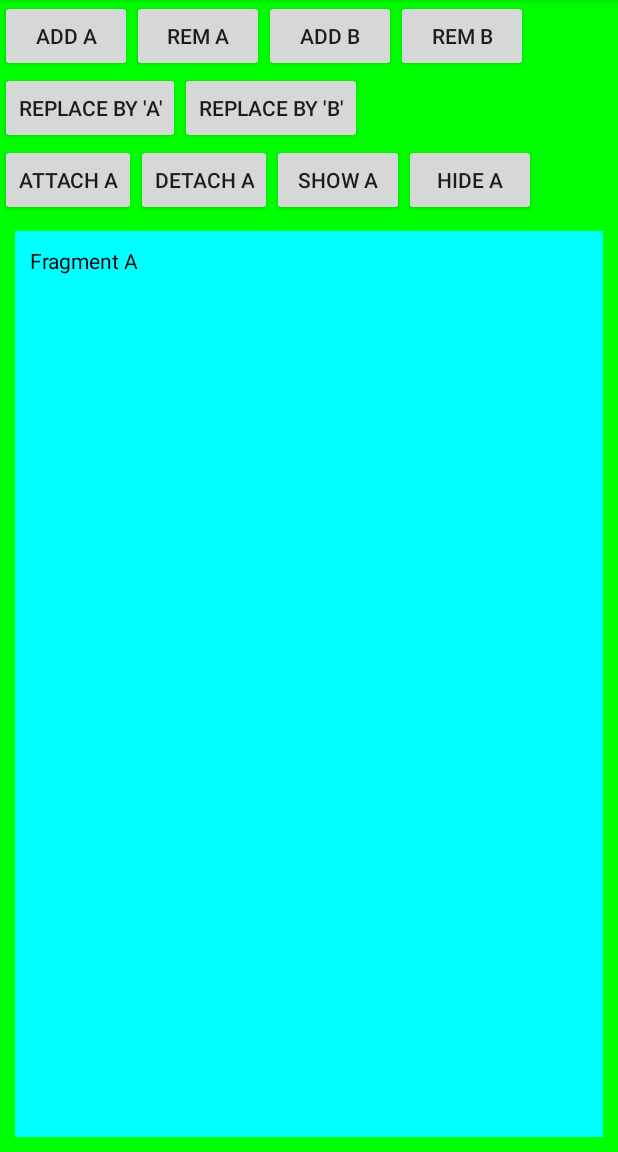
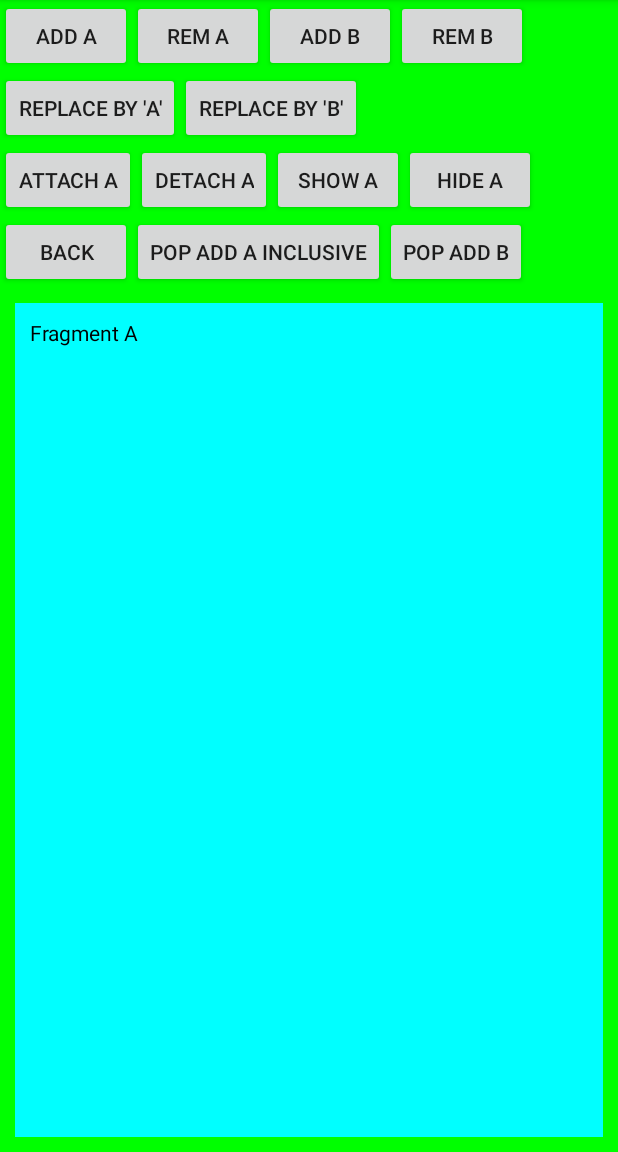
Before and after one commit to fffrowies/FragmentTest2, an Android app: the fragment FragmentA placed in its activity, after a tap on "REM A", on a phone screen of 412 x 824 dp, the part 84-1236 px from its top. Run offline under Robolectric (Android 15) with nearby library versions, the phone set to English and light mode, and no system bars.

Commit message:
Initial Project Setup

```diff
--- a/app/src/main/java/com/fffrowies/fragmenttest2/FragmentA.java
+++ b/app/src/main/java/com/fffrowies/fragmenttest2/FragmentA.java
@@ -1,8 +1,6 @@
 package com.fffrowies.fragmenttest2;
 
-import android.content.Context;
 import android.os.Bundle;
-import android.support.annotation.Nullable;
 import android.support.v4.app.Fragment;
 import android.util.Log;
 import android.view.LayoutInflater;
@@ -21,70 +19,10 @@ public class FragmentA extends Fragment {
     }
 
     @Override
-    public void onAttach(Context context) {
-        super.onAttach(context);
-        Log.i(TAG, "onAttach()");
-    }
-
-    @Override
-    public void onCreate(@Nullable Bundle savedInstanceState) {
-        super.onCreate(savedInstanceState);
-        Log.i(TAG, "onCreate()");
-    }
-
-    @Override
     public View onCreateView(LayoutInflater inflater, ViewGroup container,
                              Bundle savedInstanceState) {
         // Inflate the layout for this fragment
         Log.i(TAG, "onCreateView()");
         return inflater.inflate(R.layout.fragment_a, container, false);
     }
-
-    @Override
-    public void onActivityCreated(@Nullable Bundle savedInstanceState) {
-        super.onActivityCreated(savedInstanceState);
-        Log.i(TAG, "onActivityCreated()");
-    }
-
-    @Override
-    public void onStart() {
-        super.onStart();
-        Log.i(TAG, "onStart()");
-    }
-
-    @Override
-    public void onResume() {
-        super.onResume();
-        Log.i(TAG, "onResume()");
-    }
-
-    @Override
-    public void onPause() {
-        super.onPause();
-        Log.i(TAG, "onPause()");
-    }
-
-    @Override
-    public void onStop() {
-        super.onStop();
-        Log.i(TAG, "onStop()");
-    }
-
-    @Override
-    public void onDestroyView() {
-        super.onDestroyView();
-        Log.i(TAG, "onDestroyView()");
-    }
-
-    @Override
-    public void onDestroy() {
-        super.onDestroy();
-        Log.i(TAG, "onDestroy()");
-    }
-
-    @Override
-    public void onDetach() {
-        super.onDetach();
-        Log.i(TAG, "onDetach()");
-    }
 }
--- a/app/src/main/java/com/fffrowies/fragmenttest2/MainActivity.java
+++ b/app/src/main/java/com/fffrowies/fragmenttest2/MainActivity.java
@@ -4,10 +4,11 @@ import android.support.v4.app.FragmentManager;
 import android.support.v4.app.FragmentTransaction;
 import android.support.v7.app.AppCompatActivity;
 import android.os.Bundle;
+import android.util.Log;
 import android.view.View;
 import android.widget.Toast;
 
-public class MainActivity extends AppCompatActivity {
+public class MainActivity extends AppCompatActivity implements FragmentManager.OnBackStackChangedListener {
 
     private static final String TAG = MainActivity.class.getSimpleName();
 
@@ -19,23 +20,24 @@ public class MainActivity extends AppCompatActivity {
         setContentView(R.layout.activity_main);
 
         manager = getSupportFragmentManager();
+        manager.addOnBackStackChangedListener(this);
     }
 
     public void addFragmentA(View view) {
-
         FragmentA fragmentA = new FragmentA();
 
         FragmentTransaction transaction = manager.beginTransaction();
         transaction.add(R.id.container, fragmentA, "fragA");
+        transaction.addToBackStack("AddFragA");
         transaction.commit();
     }
 
     public void removeFragmentA(View view) {
-
         FragmentA fragmentA = (FragmentA) manager.findFragmentByTag("fragA");
         FragmentTransaction transaction = manager.beginTransaction();
         if (fragmentA != null) {
             transaction.remove(fragmentA);
+            transaction.addToBackStack("RemFragA");
             transaction.commit();
         } else {
             Toast.makeText(this, "Fragment A not Found", Toast.LENGTH_SHORT).show();
@@ -43,20 +45,20 @@ public class MainActivity extends AppCompatActivity {
     }
 
     public void addFragmentB(View view) {
-
         FragmentB fragmentB = new FragmentB();
 
         FragmentTransaction transaction = manager.beginTransaction();
         transaction.add(R.id.container, fragmentB, "fragB");
+        transaction.addToBackStack("AddFragB");
         transaction.commit();
     }
 
     public void removeFragmentB(View view) {
-
         FragmentB fragmentB = (FragmentB) manager.findFragmentByTag("fragB");
         FragmentTransaction transaction = manager.beginTransaction();
         if (fragmentB != null) {
             transaction.remove(fragmentB);
+            transaction.addToBackStack("RemFragB");
             transaction.commit();
         } else {
             Toast.makeText(this, "Fragment B not Found", Toast.LENGTH_SHORT).show();
@@ -64,28 +66,28 @@ public class MainActivity extends AppCompatActivity {
     }
 
     public void replaceByFragmentA(View view) {
-
         FragmentA fragmentA = new FragmentA();
         FragmentTransaction transaction = manager.beginTransaction();
         transaction.replace(R.id.container, fragmentA, "fragA");
+        transaction.addToBackStack("RepByFragA");
         transaction.commit();
     }
 
     public void replaceByFragmentB(View view) {
-
         FragmentB fragmentB = new FragmentB();
         FragmentTransaction transaction = manager.beginTransaction();
         transaction.replace(R.id.container, fragmentB, "fragB");
+        transaction.addToBackStack("RepByFragB");
         transaction.commit();
     }
 
     public void attachFragmentA(View view) {
-
         FragmentA fragmentA = (FragmentA) manager.findFragmentByTag("fragA");
         FragmentTransaction transaction = manager.beginTransaction();
 
         if (fragmentA != null) {
             transaction.attach(fragmentA);
+            transaction.addToBackStack("AttachFragA");
             transaction.commit();
         } else {
             Toast.makeText(this, "Fragment A not Found", Toast.LENGTH_SHORT).show();
@@ -93,12 +95,12 @@ public class MainActivity extends AppCompatActivity {
     }
 
     public void detachFragmentA(View view) {
-
         FragmentA fragmentA = (FragmentA) manager.findFragmentByTag("fragA");
         FragmentTransaction transaction = manager.beginTransaction();
 
         if (fragmentA != null) {
             transaction.detach(fragmentA);
+            transaction.addToBackStack("DetachFragA");
             transaction.commit();
         } else {
             Toast.makeText(this, "Fragment A not Found", Toast.LENGTH_SHORT).show();
@@ -106,12 +108,12 @@ public class MainActivity extends AppCompatActivity {
     }
 
     public void showFragmentA(View view) {
-
         FragmentA fragmentA = (FragmentA) manager.findFragmentByTag("fragA");
         FragmentTransaction transaction = manager.beginTransaction();
 
         if (fragmentA != null) {
             transaction.show(fragmentA);
+            transaction.addToBackStack("ShowFragA");
             transaction.commit();
         } else {
             Toast.makeText(this, "Fragment A not Found", Toast.LENGTH_SHORT).show();
@@ -119,15 +121,42 @@ public class MainActivity extends AppCompatActivity {
     }
 
     public void hideFragmentA(View view) {
-
         FragmentA fragmentA = (FragmentA) manager.findFragmentByTag("fragA");
         FragmentTransaction transaction = manager.beginTransaction();
 
         if (fragmentA != null) {
             transaction.hide(fragmentA);
+            transaction.addToBackStack("HideFragA");
             transaction.commit();
         } else {
             Toast.makeText(this, "Fragment A not Found", Toast.LENGTH_SHORT).show();
         }
     }
+
+    public void dummyBackButtonClick(View view) {
+        manager.popBackStack();
+    }
+
+    public void pop_AddFragA_Inclusive_Transaction(View view) {
+        manager.popBackStack("AddFragA", FragmentManager.POP_BACK_STACK_INCLUSIVE);
+    }
+
+    public void pop_AddFragB_Transaction(View view) {
+        manager.popBackStack("AddFragB", 0);
+    }
+
+    @Override
+    public void onBackStackChanged() {
+        int length = manager.getBackStackEntryCount();
+
+        StringBuilder msg = new StringBuilder("");
+
+        for (int i = length - 1; i >= 0; i--) {
+            msg.append("Index ").append(i).append(" : ");
+            msg.append(manager.getBackStackEntryAt(i).getName());
+            msg.append(" \n");
+        }
+
+        Log.i(TAG, "\n" + msg.toString() + " \n ");
+    }
 }
--- a/app/src/main/res/layout/activity_main.xml
+++ b/app/src/main/res/layout/activity_main.xml
@@ -85,6 +85,31 @@
 
     </LinearLayout>
 
+    <LinearLayout
+        android:layout_width="wrap_content"
+        android:layout_height="wrap_content"
+        android:orientation="horizontal">
+
+        <Button
+            android:layout_width="wrap_content"
+            android:layout_height="wrap_content"
+            android:text="BACK"
+            android:onClick="dummyBackButtonClick"/>
+
+        <Button
+            android:layout_width="wrap_content"
+            android:layout_height="wrap_content"
+            android:text="POP ADD A INCLUSIVE"
+            android:onClick="pop_AddFragA_Inclusive_Transaction"/>
+
+        <Button
+            android:layout_width="wrap_content"
+            android:layout_height="wrap_content"
+            android:text="POP ADD B"
+            android:onClick="pop_AddFragB_Transaction"/>
+
+    </LinearLayout>
+
     <FrameLayout
         android:id="@+id/container"
         android:layout_margin="10dp"
--- a/app/src/main/res/layout/fragment_a.xml
+++ b/app/src/main/res/layout/fragment_a.xml
@@ -1,5 +1,6 @@
 <?xml version="1.0" encoding="utf-8"?>
-<FrameLayout xmlns:android="http://schemas.android.com/apk/res/android"
+<FrameLayout
+    xmlns:android="http://schemas.android.com/apk/res/android"
     xmlns:tools="http://schemas.android.com/tools"
     android:layout_width="match_parent"
     android:layout_height="match_parent"
--- a/app/src/main/res/layout/fragment_b.xml
+++ b/app/src/main/res/layout/fragment_b.xml
@@ -1,5 +1,6 @@
 <?xml version="1.0" encoding="utf-8"?>
-<FrameLayout xmlns:android="http://schemas.android.com/apk/res/android"
+<FrameLayout
+    xmlns:android="http://schemas.android.com/apk/res/android"
     xmlns:tools="http://schemas.android.com/tools"
     android:layout_width="match_parent"
     android:layout_height="match_parent"
```
Also changed, not shown: app/src/main/java/com/fffrowies/fragmenttest2/FragmentB.java (+0 -60 lines).
